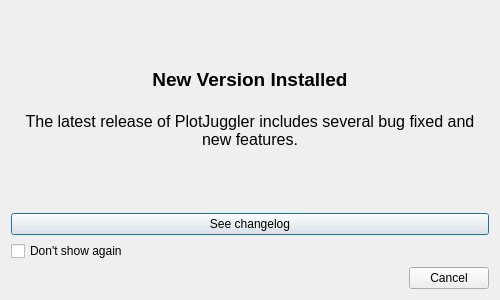
Qt form plotjuggler_app/changelog_dialog.ui (rticommunity/plotjuggler) before a commit.
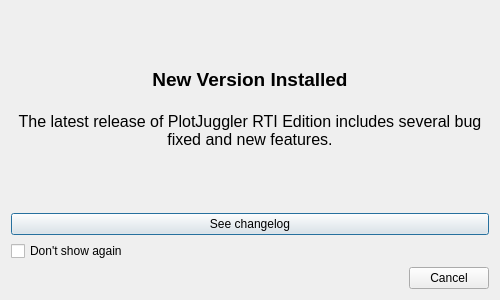
The same form after that commit.

Commit message: Updated changelog text to show RTI Edition

```diff
--- a/plotjuggler_app/changelog_dialog.ui
+++ b/plotjuggler_app/changelog_dialog.ui
@@ -29,7 +29,7 @@
    <item>
     <widget class="QLabel" name="label">
      <property name="text">
-      <string>&lt;html&gt;&lt;head/&gt;&lt;body&gt;&lt;p align=&quot;center&quot;&gt;&lt;span style=&quot; font-size:14pt; font-weight:700;&quot;&gt;New Version Installed&lt;br/&gt;&lt;br/&gt;&lt;/span&gt;&lt;span style=&quot; font-size:12pt;&quot;&gt;The latest release of PlotJuggler includes several bug fixed and new features.&lt;/span&gt;&lt;/p&gt;&lt;/body&gt;&lt;/html&gt;</string>
+      <string>&lt;html&gt;&lt;head/&gt;&lt;body&gt;&lt;p align=&quot;center&quot;&gt;&lt;span style=&quot; font-size:14pt; font-weight:700;&quot;&gt;New Version Installed&lt;br/&gt;&lt;br/&gt;&lt;/span&gt;&lt;span style=&quot; font-size:12pt;&quot;&gt;The latest release of PlotJuggler RTI Edition includes several bug fixed and new features.&lt;/span&gt;&lt;/p&gt;&lt;/body&gt;&lt;/html&gt;</string>
      </property>
      <property name="wordWrap">
       <bool>true</bool>
```
